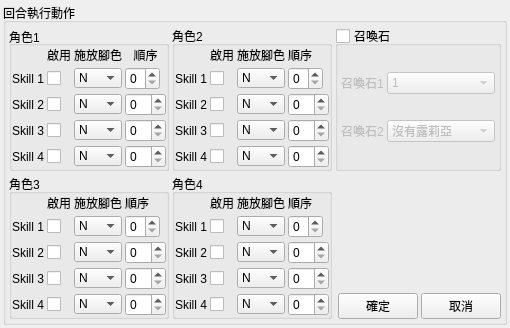
Old version of the form UI/Homepage/BattleSetting.ui in the repository Jukon3234/ChatGPT_Make_me_WorkHarder.
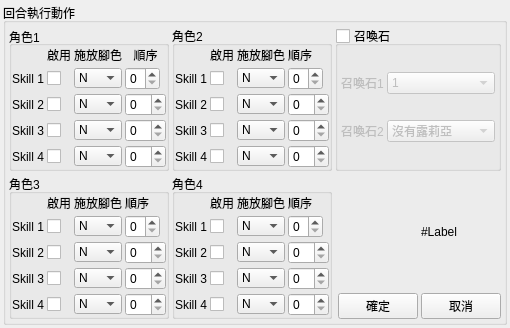
New version of the form.

The edit to the form file:
```diff
--- a/UI/Homepage/BattleSetting.ui
+++ b/UI/Homepage/BattleSetting.ui
@@ -1723,6 +1723,13 @@
         </property>
        </widget>
       </item>
+      <item row="1" column="7">
+       <widget class="QLabel" name="Table_Text">
+        <property name="text">
+         <string>#Label</string>
+        </property>
+       </widget>
+      </item>
      </layout>
     </widget>
    </item>
```
Left out of the diff: 6 changed lines with no effect on the pictures.
